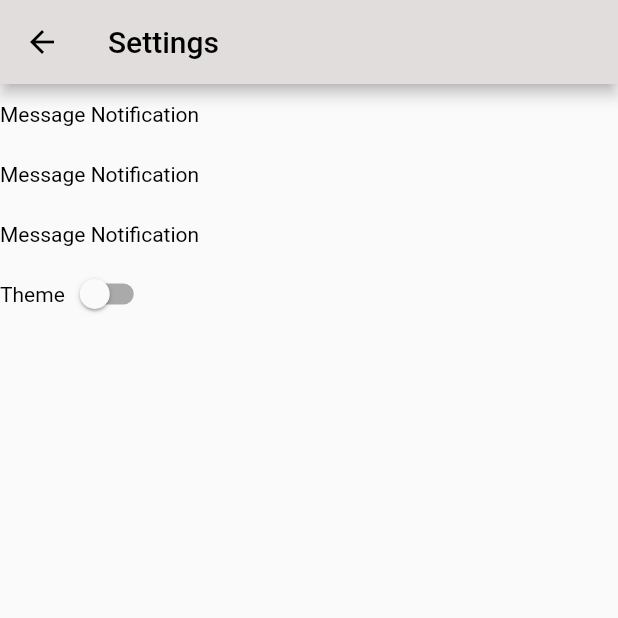
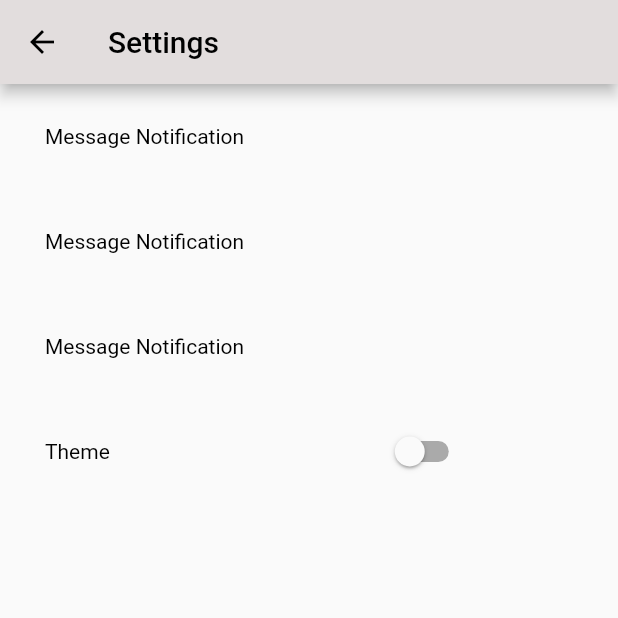
Before and after one commit to Navneet-singh7/StudentOLX.github.iofork, a Flutter app: the screen it shows after launch, item 2 of the bottom bar chosen, after a tap on the "settings" icon, on a phone screen of 412 x 824 dp, the top half of it. Run offline on Flutter 3.47's test engine with Material 2 defaults, Android fonts, the phone set to English and light mode, and no system bars; our stand-ins replace curved_navigation_bar, material_floating_search_bar; missing offline and left inert: dart:html, search_page.

Commit message:
Basics1.5
added add Product button and page

```diff
--- a/lib/constants/colors.dart
+++ b/lib/constants/colors.dart
@@ -4,10 +4,15 @@ class LightThemeColors {
   static final scaffoldBackGroundColor = Color.fromARGB(255, 255, 255, 255);
   static final unSelectedTabBarColor = Color.fromARGB(255, 0, 0, 0);
   static final selectedTabBarColor = Color.fromARGB(255, 0, 0, 0);
+  static final ButtonPressed = Color.fromARGB(255, 230, 226, 226);
+  static final TabIndicatorColor = Color.fromARGB(255, 50, 232, 5);
 }
 
 class DarkThemeColors {
   static final scaffoldBackGroundColor = Color.fromARGB(255, 18, 18, 18);
   static final unSelectedTabBarColor = Color.fromARGB(255, 0, 0, 0);
   static final selectedTabBarColor = Color.fromARGB(255, 182, 176, 176);
+  static final ButtonPressed = Color.fromARGB(255, 53, 51, 51);
+  static final TabIndicatorColor = Color.fromARGB(255, 50, 232, 5);
+
 }
--- /dev/null
+++ b/lib/screens/AddProduct/addproduct.dart
@@ -0,0 +1,56 @@
+/*
+Add Product Page:
+  1. blue color "Enter Product Details" container
+  2. Enter Product name
+  3. Enter Product category
+  4. Enter Selling Price
+  5. Enter Time of being used
+  6. Product Description
+  7. Quantity Available for selling
+  8. Payment Method:
+      - Cash on Delivery - Paytm - Gpay
+
+*/
+import 'dart:ui' as ui;
+import 'package:flutter/material.dart';
+import 'package:flutter/src/widgets/container.dart';
+import 'package:flutter/src/widgets/framework.dart';
+import 'package:olx_server/constants/themeData/themeData.dart';
+import 'package:provider/provider.dart';
+
+class AddProduct extends StatefulWidget {
+  const AddProduct({super.key});
+
+  @override
+  State<AddProduct> createState() => _AddProductState();
+}
+
+class _AddProductState extends State<AddProduct> {
+  @override
+  Widget build(BuildContext context) {
+    final theme = Provider.of<ThemeProvider>(context);
+
+    return Scaffold(
+      appBar: AppBar(
+        backgroundColor: theme.isDarkMode == false
+            ? const Color.fromARGB(255, 255, 255, 255)
+            : const Color.fromARGB(255, 0, 0, 0),
+        elevation: 0,
+        title: Center(
+            child: Text(
+          "Add Product",
+          style: TextStyle(
+              color: theme.isDarkMode == false
+                  ? const Color.fromARGB(255, 0, 0, 0)
+                  : const Color.fromARGB(255, 255, 255, 255)),
+          textAlign: TextAlign.center,
+        )),
+      ),
+      body: Container(
+        child: Column(
+          children: [],
+        ),
+      ),
+    );
+  }
+}
--- a/lib/screens/HomePage/SettingsOptions/settingsPage.dart
+++ b/lib/screens/HomePage/SettingsOptions/settingsPage.dart
@@ -1,6 +1,4 @@
 import 'package:flutter/material.dart';
-import 'package:flutter/src/widgets/container.dart';
-import 'package:flutter/src/widgets/framework.dart';
 import 'package:olx_server/constants/themeData/themeData.dart';
 import 'package:provider/provider.dart';
 
@@ -33,7 +31,9 @@ class _SettingPageState extends State<SettingPage> {
                     : const Color.fromARGB(255, 255, 255, 255)),
           ),
         ),
-      body: Column(
+        body: Padding(
+          padding: const EdgeInsets.fromLTRB(30, 0, 0, 0),
+          child: Column(
             children: [
               MessageNotification(),
               UserAgreement(),
@@ -41,15 +41,14 @@ class _SettingPageState extends State<SettingPage> {
               themeToggleButton()
             ],
           ),
-    );
+        ));
   }
 
   Widget MessageNotification() {
     final theme = Provider.of<ThemeProvider>(context);
     return Container(
-      height: 40,
-      // width: 100,
-      // color: Colors.orange,
+      height: 70,
+      width: 300,
       child: Row(
         children: [
           Text(
@@ -67,8 +66,8 @@ class _SettingPageState extends State<SettingPage> {
   Widget UserAgreement() {
     final theme = Provider.of<ThemeProvider>(context);
     return Container(
-      height: 40,
-      // width: 100,
+      height: 70,
+      width: 300,
       // color: Colors.orange,
       child: Row(
         children: [
@@ -87,8 +86,8 @@ class _SettingPageState extends State<SettingPage> {
   Widget PrivacyStatement() {
     final theme = Provider.of<ThemeProvider>(context);
     return Container(
-      height: 40,
-      // width: 100,
+      height: 70,
+      width: 300,
       // color: Colors.orange,
       child: Row(
         children: [
@@ -106,9 +105,9 @@ class _SettingPageState extends State<SettingPage> {
 
   Widget themeToggleButton() {
     final theme = Provider.of<ThemeProvider>(context);
-    return Container(
-      height: 40,
-      // width: 100,
+    return SizedBox(
+      height: 70,
+      width: 300,
       // color: Colors.orange,
       child: Row(
         children: [
@@ -119,10 +118,14 @@ class _SettingPageState extends State<SettingPage> {
                     ? const Color.fromARGB(255, 0, 0, 0)
                     : const Color.fromARGB(255, 255, 255, 255)),
           ),
+          const SizedBox(
+            width: 180,
+          ),
           Switch.adaptive(
               value: theme.isDarkMode,
               onChanged: (value) {
-          final provider = Provider.of<ThemeProvider>(context, listen: false);
+                final provider =
+                    Provider.of<ThemeProvider>(context, listen: false);
                 provider.toggleTheme(value);
               })
         ],
--- a/lib/screens/HomePage/homepage.dart
+++ b/lib/screens/HomePage/homepage.dart
@@ -8,6 +8,7 @@ Contains:
 import 'package:curved_navigation_bar/curved_navigation_bar.dart';
 import 'package:flutter/material.dart';
 import 'package:olx_server/constants/themeData/themeData.dart';
+import 'package:olx_server/screens/AddProduct/addproduct.dart';
 import 'package:olx_server/screens/HomePage/SearchBar/searchBar.dart';
 import 'package:olx_server/screens/HomePage/SettingsOptions/settingsButton.dart';
 import 'package:olx_server/screens/ProfilePage/profilePage.dart';
@@ -35,7 +36,11 @@ class _HomeScreenState extends State<HomeScreen> with TickerProviderStateMixin {
 
   final GlobalKey<CurvedNavigationBarState> _bottomNavigationKey = GlobalKey();
   // --------------------------------------------ALL SCREENS
-  final Pages = [const RecommendationHomeScreen(), const ProfilePage()];
+  final Pages = [
+    const RecommendationHomeScreen(),
+    const AddProduct(),
+    const ProfilePage()
+  ];
   @override
   Widget build(BuildContext context) {
     final theme = Provider.of<ThemeProvider>(context);
@@ -64,10 +69,18 @@ class _HomeScreenState extends State<HomeScreen> with TickerProviderStateMixin {
         // ---------------------------------------BOTTOM NAVIGATION BAR
         bottomNavigationBar: CurvedNavigationBar(
           key: _bottomNavigationKey,
-          height: 40,
+          height: 47,
+          // ----------- Bottom navigation buttons
           items: <Widget>[
             Icon(
               Icons.home,
+              size: 30,
+              color: theme.isDarkMode == false
+                  ? const Color.fromARGB(255, 0, 0, 0)
+                  : const Color.fromARGB(255, 255, 255, 255),
+            ),
+            Icon(
+              Icons.add,
               size: 30,
               color: theme.isDarkMode == false
                   ? const Color.fromARGB(255, 0, 0, 0)
@@ -83,14 +96,14 @@ class _HomeScreenState extends State<HomeScreen> with TickerProviderStateMixin {
             // Icon(Icons.shop, size: 30),
           ],
           backgroundColor: theme.isDarkMode == false
-              ? Color.fromARGB(255, 255, 255, 255)
-              : Color.fromARGB(255, 0, 0, 0),
+              ? Color.fromARGB(255, 19, 202, 244)
+              : Color.fromARGB(255, 55, 56, 56),
           color: theme.isDarkMode == false
-              ? Color.fromARGB(255, 255, 255, 255)
-              : Color.fromARGB(255, 0, 0, 0),
+              ? const Color.fromARGB(255, 255, 255, 255)
+              : const Color.fromARGB(255, 0, 0, 0),
           buttonBackgroundColor: theme.isDarkMode == false
-              ? Color.fromARGB(255, 255, 255, 255)
-              : Color.fromARGB(255, 0, 0, 0),
+              ? const Color.fromARGB(255, 255, 255, 255)
+              : const Color.fromARGB(255, 0, 0, 0),
           onTap: (index) {
             setState(() {
               _selectedIndex = index;
@@ -98,54 +111,4 @@ class _HomeScreenState extends State<HomeScreen> with TickerProviderStateMixin {
           },
         ));
   }
-
-  // Widget buildFloatingSearchBar() {
-  //   final isPortrait =
-  //       MediaQuery.of(context).orientation == Orientation.portrait;
-
-  //   return FloatingSearchBar(
-  //     hint: 'Search...',
-  //     scrollPadding: const EdgeInsets.only(top: 16, bottom: 56),
-  //     transitionDuration: const Duration(milliseconds: 800),
-  //     transitionCurve: Curves.easeInOut,
-  //     physics: const BouncingScrollPhysics(),
-  //     axisAlignment: isPortrait ? 0.0 : -1.0,
-  //     openAxisAlignment: 0.0,
-  //     width: isPortrait ? 600 : 500,
-  //     debounceDelay: const Duration(milliseconds: 500),
-  //     onQueryChanged: (query) {
-  //       // Call your model, bloc, controller here.
-  //     },
-  //     // Specify a custom transition to be used for
-  //     // animating between opened and closed stated.
-  //     transition: CircularFloatingSearchBarTransition(),
-  //     actions: [
-  //       FloatingSearchBarAction(
-  //         showIfOpened: false,
-  //         child: CircularButton(
-  //           icon: const Icon(Icons.place),
-  //           onPressed: () {},
-  //         ),
-  //       ),
-  //       FloatingSearchBarAction.searchToClear(
-  //         showIfClosed: false,
-  //       ),
-  //     ],
-  //     builder: (context, transition) {
-  //       return ClipRRect(
-  //         borderRadius: BorderRadius.circular(8),
-  //         child: Material(
-  //           color: Colors.white,
-  //           elevation: 4.0,
-  //           child: Column(
-  //             mainAxisSize: MainAxisSize.min,
-  //             children: Colors.accents.map((color) {
-  //               return Container(height: 112, color: color);
-  //             }).toList(),
-  //           ),
-  //         ),
-  //       );
-  //     },
-  //   );
-  // }
 }
--- a/lib/screens/Recommendations/R_screens/recommendation_home_screen.dart
+++ b/lib/screens/Recommendations/R_screens/recommendation_home_screen.dart
@@ -1,6 +1,8 @@
 import 'package:flutter/material.dart';
+import 'package:olx_server/constants/colors.dart';
 import 'package:olx_server/constants/themeData/themeData.dart';
 import 'package:olx_server/models/product_card.dart';
+import 'package:olx_server/screens/Recommendations/R_screens/components/categories/categoriesPage.dart';
 import 'package:olx_server/screens/Recommendations/R_screens/components/sampleWidget.dart';
 import 'package:provider/provider.dart';
 
@@ -42,19 +44,17 @@ class _RecommendationHomeScreenState extends State<RecommendationHomeScreen>
                           ? Colors.white
                           : Colors.black,
                       child: TabBar(
-                        indicator: const UnderlineTabIndicator(
+                        indicator: UnderlineTabIndicator(
                             borderSide: BorderSide(
-                                color: Color.fromARGB(255, 170, 166, 166),
-                                width: 8)),
+                                color: LightThemeColors.TabIndicatorColor,
+                                width: 3)),
                         automaticIndicatorColorAdjustment: true,
                         indicatorSize: TabBarIndicatorSize.tab,
                         splashBorderRadius: BorderRadius.circular(50),
                         labelColor: theme.isDarkMode == false
-                            ? Colors.black
-                            : Colors.white,
-                        // labelColor: Theme.of(context).l,
+                            ? LightThemeColors.TabIndicatorColor
+                            : LightThemeColors.TabIndicatorColor,
                         controller: _tabController,
-
                         unselectedLabelColor: theme.isDarkMode == false
                             ? const Color.fromARGB(255, 85, 83, 83)
                             : Colors.grey,
@@ -84,10 +84,7 @@ class _RecommendationHomeScreenState extends State<RecommendationHomeScreen>
                     physics: const BouncingScrollPhysics(),
                     controller: _tabController,
                     children: [
-                      SampleWidget(
-                        label: 'FIRST PAGE',
-                        color: Colors.red.shade200,
-                      ),
+                      const CategoriesPage(),
                       const FoodItemCard(
                           imageUrl:
                               "https://images.unsplash.com/photo-1670272590027-72888b060829?ixlib=rb-4.0.3&ixid=MnwxMjA3fDB8MHx0b3BpYy1mZWVkfDJ8NnNNVmpUTFNrZVF8fGVufDB8fHx8&auto=format&fit=crop&w=500&q=60",
```
Also changed, not shown: lib/screens/Recommendations/R_screens/components/categories/categoriesPage.dart (added, +166 -0 lines), lib/store.txt (+9 -25 lines). Lines whose indentation alone changed are shown as unchanged.
